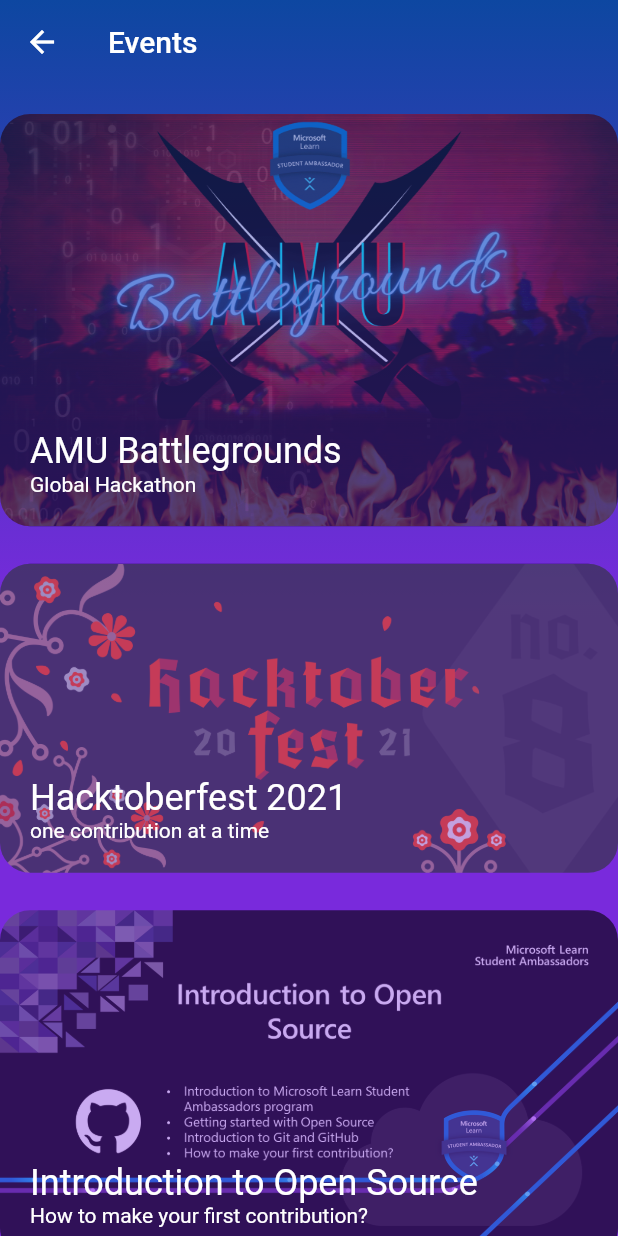
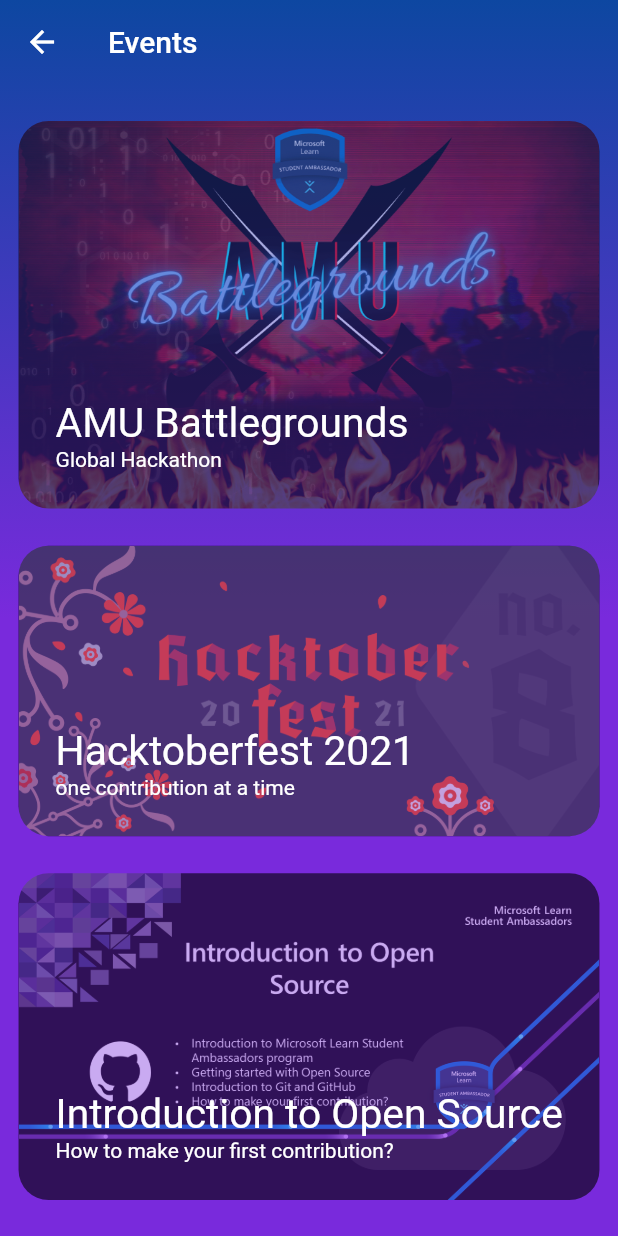
Before and after one commit to mlsa-amu/MLSA-AMU, a Flutter app: the EventsScreen screen opened directly, on a phone screen of 412 x 824 dp. Run offline on Flutter 3.47's test engine with Material 2 defaults, Android fonts, the phone set to English and light mode, and no system bars; our stand-ins replace font_awesome_flutter; network calls fail.

Commit message:
using media query for static value

```diff
--- a/lib/screens/events_screen.dart
+++ b/lib/screens/events_screen.dart
@@ -1,5 +1,6 @@
 import 'package:flutter/material.dart';
 import 'package:mlsa_amu/models/events_images.dart';
+import 'package:mlsa_amu/utils/size_config.dart';
 
 class EventsScreen extends StatelessWidget {
   const EventsScreen({Key? key}) : super(key: key);
@@ -32,29 +33,40 @@
         ),
         body: Center(
           child: ListView.builder(
-            padding: EdgeInsets.only(top: 20, bottom: 20),
+            padding: EdgeInsets.symmetric(
+              vertical: SizeConfig.safeBlockVertical * 3,
+              horizontal: SizeConfig.safeBlockHorizontal * 3,
+            ),
             itemBuilder: (BuildContext context, int index) {
               return Padding(
-                padding: EdgeInsets.only(bottom: 25),
+                padding: EdgeInsets.only(
+                  bottom: SizeConfig.safeBlockVertical * 3,
+                ),
                 child: Stack(children: [
                   ClipRRect(
                     borderRadius: BorderRadius.circular(20),
                     child: ColorFiltered(
                       colorFilter: ColorFilter.mode(
-                          Colors.black.withOpacity(0.6), BlendMode.dstATop),
+                        Colors.black.withOpacity(0.6),
+                        BlendMode.dstATop,
+                      ),
                       child: Image.asset(
-                          "assets/images/${eventsImages[index].image}"),
+                        "assets/images/${eventsImages[index].image}",
+                      ),
                     ),
                   ),
                   Positioned(
-                    bottom: 20,
-                    left: 20,
+                    bottom: SizeConfig.safeBlockVertical * 3,
+                    left: SizeConfig.safeBlockHorizontal * 6,
                     child: Column(
                       crossAxisAlignment: CrossAxisAlignment.start,
                       children: [
                         Text(
                           eventsImages[index].title,
-                          style: TextStyle(color: Colors.white, fontSize: 24),
+                          style: TextStyle(
+                            color: Colors.white,
+                            fontSize: SizeConfig.baseFontSize * 6.6,
+                          ),
                         ),
                         Text(
                           eventsImages[index].subTitle,
```
